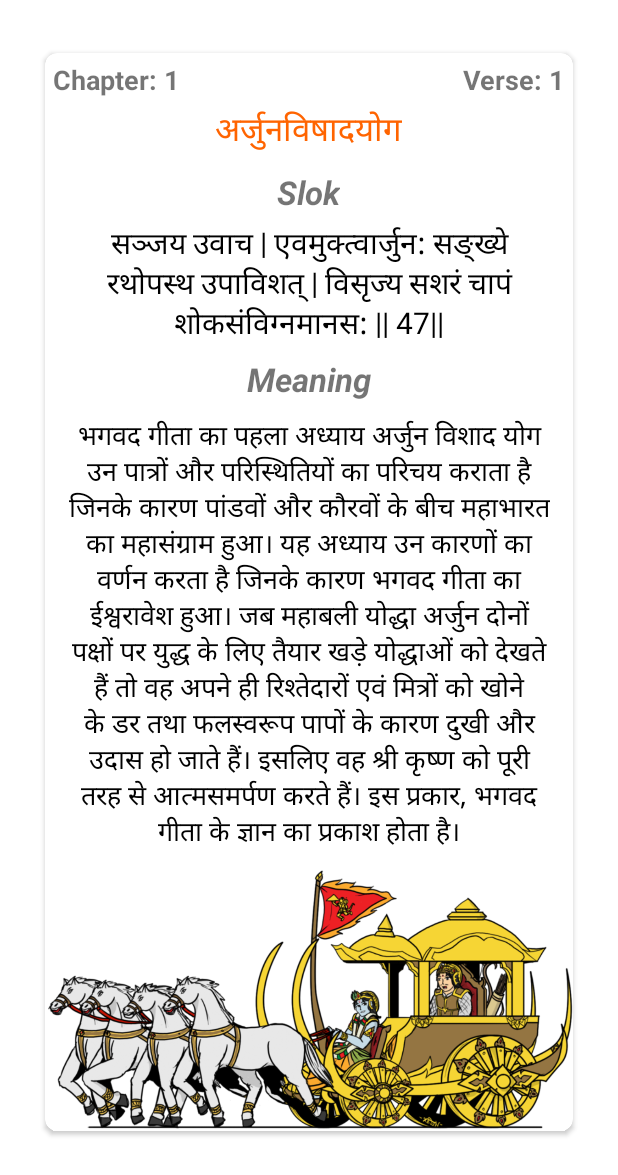
After one commit to InsaneAndroidDevelopers/Bhagwat-Geeta-App, an Android app: the layout shlok_card.xml on its own in the app's theme, with its tools: preview values and no code run, on a phone screen of 412 x 824 dp. The commit adds this screen. Shown: the top 1175 px of the screen. Run offline under Robolectric (Android 15) with nearby library versions, the phone set to English and light mode, and no system bars.

Commit message:
Shlok Card Added

```diff
--- /dev/null
+++ b/app/src/main/res/layout/shlok_card.xml
@@ -0,0 +1,108 @@
+<?xml version="1.0" encoding="utf-8"?>
+<RelativeLayout xmlns:android="http://schemas.android.com/apk/res/android"
+    android:layout_width="match_parent"
+    android:layout_height="match_parent"
+    xmlns:app="http://schemas.android.com/apk/res-auto"
+    >
+
+    <androidx.cardview.widget.CardView
+        android:id="@+id/shlok_card"
+        android:layout_width="match_parent"
+        android:layout_marginHorizontal="30dp"
+        android:layout_height="match_parent"
+        android:layout_marginTop="35dp"
+        android:layout_marginBottom="70dp"
+        app:cardCornerRadius="8dp"
+        android:elevation="8dp">
+        <RelativeLayout
+            android:layout_width="match_parent"
+            android:layout_height="match_parent">
+            <ImageView
+                android:layout_width="match_parent"
+                android:layout_height="200dp"
+                android:layout_alignParentBottom="true"
+                android:layout_marginBottom="-12dp"
+                android:src="@drawable/krishna" />
+            <TextView
+                android:id="@+id/chapter_tv"
+                android:layout_width="wrap_content"
+                android:layout_height="wrap_content"
+                android:text="Chapter: 1"
+                android:layout_margin="5dp"
+                android:textSize="18sp"
+                android:textStyle="bold"
+                />
+            <TextView
+                android:id="@+id/verse_tv"
+                android:layout_width="wrap_content"
+                android:layout_height="wrap_content"
+                android:text="Verse: 1"
+                android:layout_margin="5dp"
+                android:textSize="18sp"
+                android:textStyle="bold"
+                android:layout_alignParentRight="true"
+                android:layout_alignParentEnd="true"
+                android:layout_marginRight="5dp"
+                android:layout_marginEnd="5dp" />
+            <TextView
+                android:id="@+id/chapter_name"
+                android:text="@string/shlokName"
+                android:layout_width="wrap_content"
+                android:layout_height="wrap_content"
+                android:layout_centerHorizontal="true"
+                android:layout_below="@+id/chapter_tv"
+                android:textSize="22sp"
+                android:textColor="#FF6400"
+                />
+
+            <TextView
+                android:id="@+id/shlokHead"
+                android:layout_width="wrap_content"
+                android:layout_height="wrap_content"
+                android:layout_below="@+id/chapter_name"
+                android:layout_centerHorizontal="true"
+                android:text="Slok"
+                android:layout_marginTop="10dp"
+                android:textSize="22dp"
+                android:textStyle="bold|italic"
+                />
+            <TextView
+                android:id="@+id/shlokText"
+                android:layout_width="match_parent"
+                android:layout_height="wrap_content"
+                android:layout_below="@+id/shlokHead"
+                android:layout_marginHorizontal="20dp"
+                android:layout_marginTop="5dp"
+                android:text="@string/_47"
+                android:textAlignment="center"
+                android:gravity="center_horizontal"
+                android:textSize="20sp"
+                android:textColor="@color/black"/>
+            <TextView
+                android:id="@+id/meaningHead"
+                android:layout_width="wrap_content"
+                android:layout_height="wrap_content"
+                android:layout_below="@+id/shlokText"
+                android:layout_centerHorizontal="true"
+                android:text="Meaning"
+                android:layout_marginTop="7dp"
+                android:textSize="22dp"
+                android:textStyle="bold|italic"
+                />
+            <TextView
+                android:id="@+id/meaningText"
+                android:layout_width="match_parent"
+                android:layout_height="wrap_content"
+                android:layout_below="@+id/meaningHead"
+                android:layout_marginHorizontal="15sp"
+                android:layout_marginTop="10dp"
+                android:text="@string/meaningText"
+                android:textAlignment="center"
+                android:gravity="center_horizontal"
+                android:textColor="@color/black"
+                android:textSize="18sp"/>
+
+        </RelativeLayout>
+    </androidx.cardview.widget.CardView>
+
+</RelativeLayout>
--- a/app/src/main/res/values/strings.xml
+++ b/app/src/main/res/values/strings.xml
@@ -1,3 +1,6 @@
 <resources>
     <string name="app_name">Bhagvat Geeta App</string>
+    <string name="_47">सञ्जय उवाच | एवमुक्त्वार्जुन: सङ्ख्ये रथोपस्थ उपाविशत् | विसृज्य सशरं चापं शोकसंविग्नमानस: || 47||</string>
+    <string name="shlokName">अर्जुनविषादयोग</string>
+    <string name="meaningText">भगवद गीता का पहला अध्याय अर्जुन विशाद योग उन पात्रों और परिस्थितियों का परिचय कराता है जिनके कारण पांडवों और कौरवों के बीच महाभारत का महासंग्राम हुआ। यह अध्याय उन कारणों का वर्णन करता है जिनके कारण भगवद गीता का ईश्वरावेश हुआ। जब महाबली योद्धा अर्जुन दोनों पक्षों पर युद्ध के लिए तैयार खड़े योद्धाओं को देखते हैं तो वह अपने ही रिश्तेदारों एवं मित्रों को खोने के डर तथा फलस्वरूप पापों के कारण दुखी और उदास हो जाते हैं। इसलिए वह श्री कृष्ण को पूरी तरह से आत्मसमर्पण करते हैं। इस प्रकार, भगवद गीता के ज्ञान का प्रकाश होता है।</string>
 </resources>
--- a/app/src/main/res/values/themes.xml
+++ b/app/src/main/res/values/themes.xml
@@ -2,7 +2,7 @@
     <!-- Base application theme. -->
     <style name="Theme.BhagvatGeetaApp" parent="Theme.MaterialComponents.DayNight.DarkActionBar">
         <!-- Primary brand color. -->
-        <item name="colorPrimary">@color/purple_500</item>
+        <item name="colorPrimary">#FF6400</item>
         <item name="colorPrimaryVariant">@color/purple_700</item>
         <item name="colorOnPrimary">@color/white</item>
         <!-- Secondary brand color. -->
```
Also changed, not shown: app/src/main/res/drawable/bkgrnd.png (added), app/src/main/res/drawable/heart.png (added), app/src/main/res/drawable/krishna.png (added), app/src/main/res/drawable/share.png (added).
